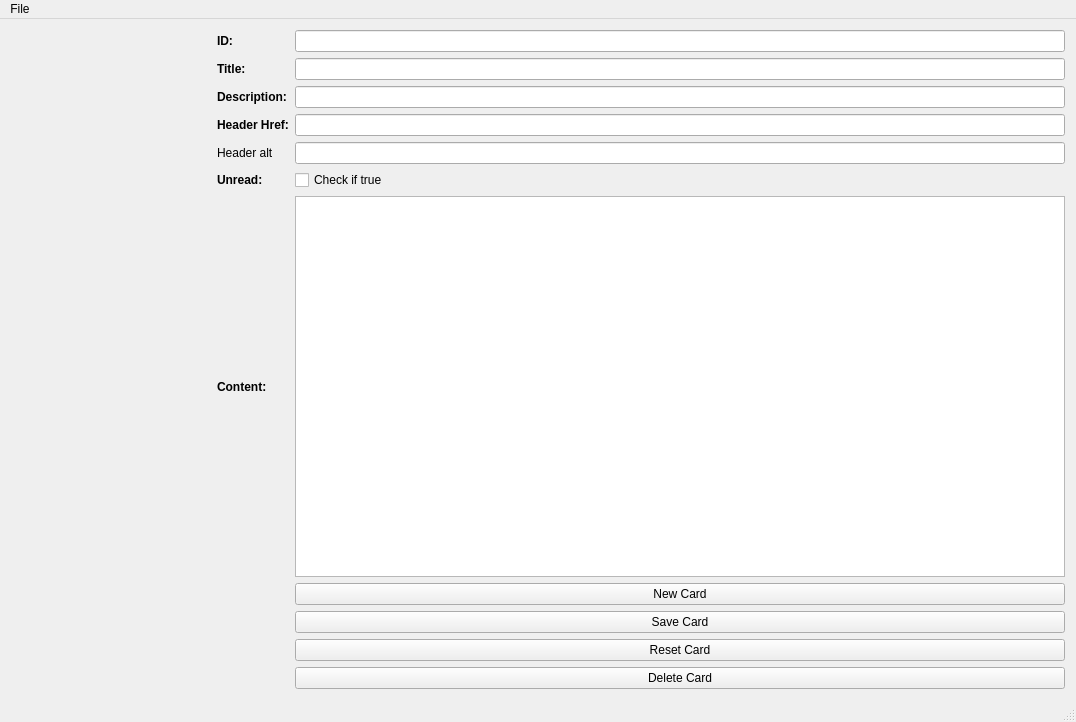
Before: the Qt Designer form mainwindow.ui in IAmBullsaw/JsonEditor, drawn with Qt 5.
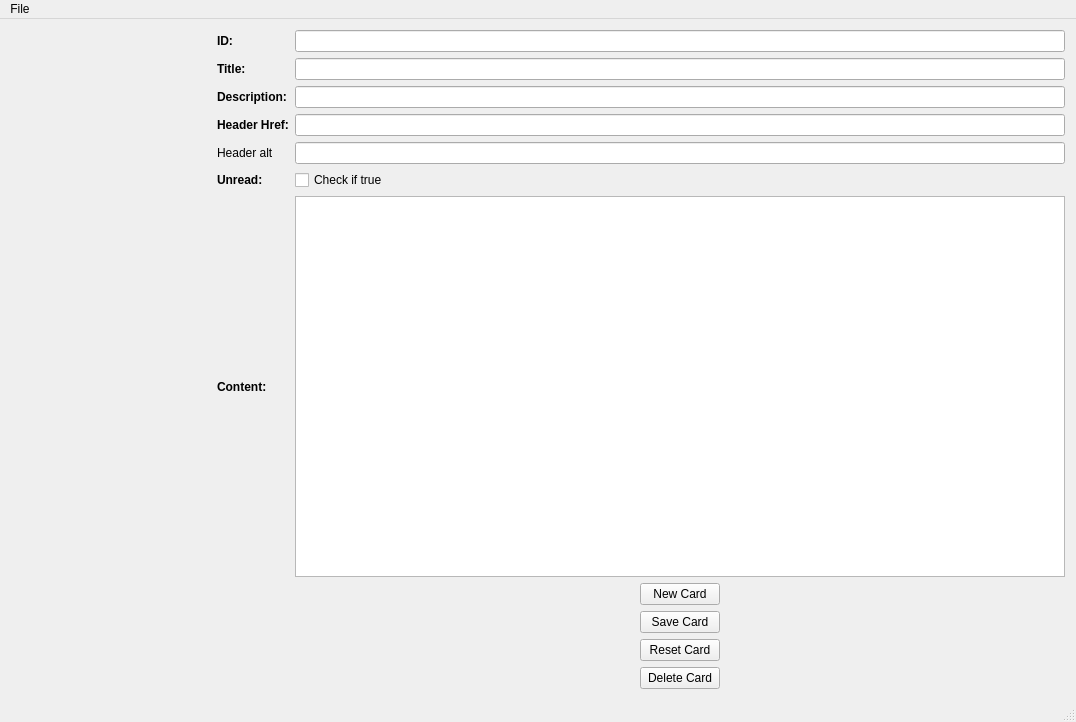
After: the same form once the commit is applied. Icons and pictures are not drawn.

What changed in the file:
```diff
--- a/mainwindow.ui
+++ b/mainwindow.ui
@@ -72,40 +72,9 @@
           </property>
          </widget>
         </item>
-        <item row="8" column="1">
-         <widget class="QPushButton" name="pushButton_saveCard">
-          <property name="text">
-           <string>Save Card</string>
-          </property>
-          <property name="checkable">
-           <bool>false</bool>
-          </property>
-         </widget>
-        </item>
-        <item row="9" column="1">
-         <widget class="QPushButton" name="pushButton_resetCard">
-          <property name="text">
-           <string>Reset Card</string>
-          </property>
-         </widget>
-        </item>
         <item row="6" column="1">
          <widget class="QPlainTextEdit" name="plainTextEdit_content"/>
         </item>
-        <item row="10" column="1">
-         <widget class="QPushButton" name="pushButton_deleteCard">
-          <property name="text">
-           <string>Delete Card</string>
-          </property>
-         </widget>
-        </item>
-        <item row="7" column="1">
-         <widget class="QPushButton" name="pushButton_newCard">
-          <property name="text">
-           <string>New Card</string>
-          </property>
-         </widget>
-        </item>
         <item row="2" column="1">
          <widget class="QLineEdit" name="lineEdit_description">
           <property name="text">
@@ -182,6 +151,9 @@
           </property>
          </widget>
         </item>
+        <item row="4" column="1">
+         <widget class="QLineEdit" name="lineEdit_headeralt"/>
+        </item>
         <item row="1" column="0">
          <widget class="QLabel" name="label_title">
           <property name="font">
@@ -202,8 +174,60 @@
           </property>
          </widget>
         </item>
-        <item row="4" column="1">
-         <widget class="QLineEdit" name="lineEdit_headeralt"/>
+        <item row="9" column="1" alignment="Qt::AlignHCenter">
+         <widget class="QPushButton" name="pushButton_resetCard">
+          <property name="maximumSize">
+           <size>
+            <width>100</width>
+            <height>16777215</height>
+           </size>
+          </property>
+          <property name="text">
+           <string>Reset Card</string>
+          </property>
+         </widget>
+        </item>
+        <item row="10" column="1" alignment="Qt::AlignHCenter">
+         <widget class="QPushButton" name="pushButton_deleteCard">
+          <property name="maximumSize">
+           <size>
+            <width>100</width>
+            <height>16777215</height>
+           </size>
+          </property>
+          <property name="text">
+           <string>Delete Card</string>
+          </property>
+         </widget>
+        </item>
+        <item row="8" column="1" alignment="Qt::AlignHCenter">
+         <widget class="QPushButton" name="pushButton_saveCard">
+          <property name="maximumSize">
+           <size>
+            <width>100</width>
+            <height>16777215</height>
+           </size>
+          </property>
+          <property name="text">
+           <string>Save Card</string>
+          </property>
+          <property name="checkable">
+           <bool>false</bool>
+          </property>
+         </widget>
+        </item>
+        <item row="7" column="1" alignment="Qt::AlignHCenter">
+         <widget class="QPushButton" name="pushButton_newCard">
+          <property name="maximumSize">
+           <size>
+            <width>100</width>
+            <height>16777215</height>
+           </size>
+          </property>
+          <property name="text">
+           <string>New Card</string>
+          </property>
+         </widget>
         </item>
        </layout>
       </item>
```
